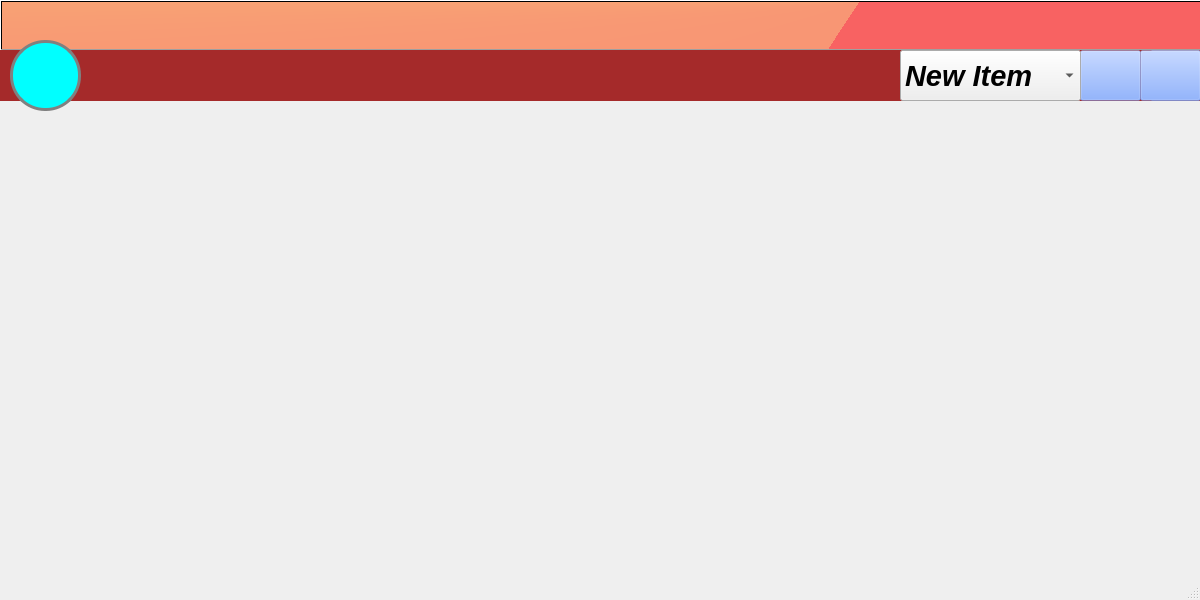
The window that mainwindow.ui (ATG-cmd/ATG-VA) describes before a commit, drawn with Qt 5.
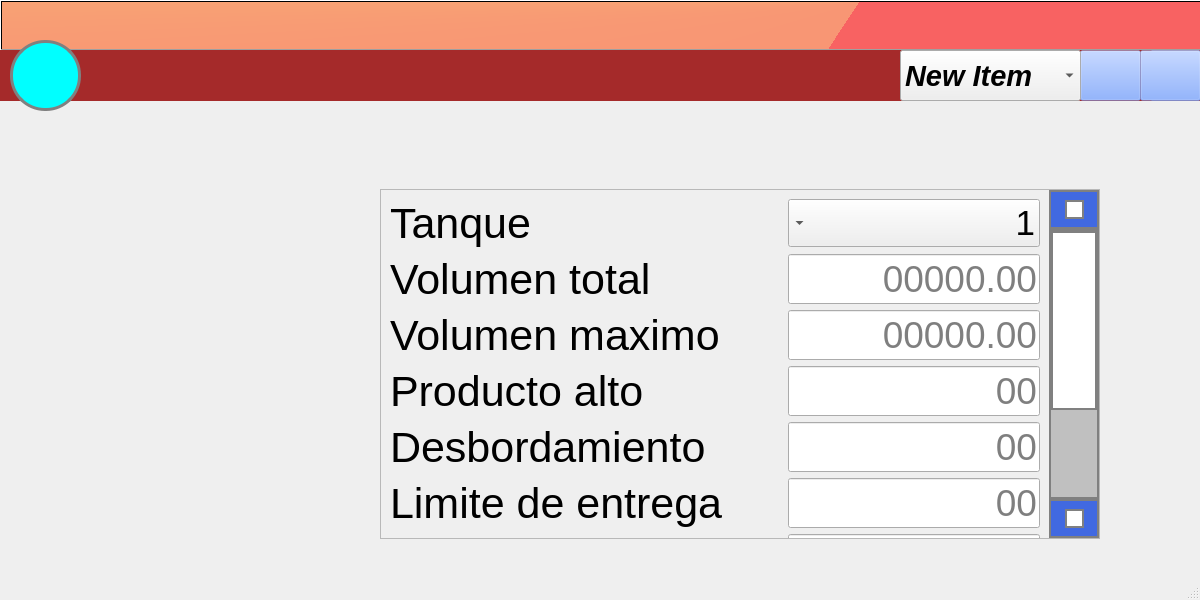
The same window after the commit. The open tabs and pages were chosen to show the change. Icons and pictures are not drawn.

Commit message: agregando el panel de limites

```diff
--- a/mainwindow.ui
+++ b/mainwindow.ui
@@ -2326,7 +2326,386 @@
       </property>
      </widget>
     </widget>
-    <widget class="QWidget" name="LimitesTank"/>
+    <widget class="QWidget" name="LimitesTank">
+     <widget class="QScrollArea" name="scrollArea">
+      <property name="geometry">
+       <rect>
+        <x>380</x>
+        <y>90</y>
+        <width>720</width>
+        <height>350</height>
+       </rect>
+      </property>
+      <property name="styleSheet">
+       <string notr="true">QScrollBar:vertical {      
+     border: 2px solid grey;   
+     background: #c0c0c0;
+     width: 50px;
+     margin: 39px 0 39px 0;  
+     
+ }
+ QScrollBar::handle:vertical {
+	 border: 2px solid grey;
+     background: white;
+     min-height: 38px;
+ }
+ QScrollBar::add-line:vertical {
+     border: 2px solid grey;
+     background: royalblue;
+     height: 35px;
+     subcontrol-position: bottom;
+     subcontrol-origin: margin;
+
+
+ }
+
+ QScrollBar::sub-line:vertical {
+ border: 2px solid grey;
+     background: royalblue;
+     height: 35px;
+     subcontrol-position: top;
+     subcontrol-origin: margin;
+ }
+ QScrollBar::up-arrow:vertical, QScrollBar::down-arrow:vertical {
+     border: 2px solid grey;
+     width: 15px;
+     height: 15px;
+     background: white;
+  
+    
+ }
+
+ QScrollBar::add-page:vertical, QScrollBar::sub-page:vertical {
+     background: none;
+ }</string>
+      </property>
+      <property name="verticalScrollBarPolicy">
+       <enum>Qt::ScrollBarAlwaysOn</enum>
+      </property>
+      <property name="horizontalScrollBarPolicy">
+       <enum>Qt::ScrollBarAlwaysOff</enum>
+      </property>
+      <property name="widgetResizable">
+       <bool>true</bool>
+      </property>
+      <widget class="QWidget" name="scrollAreaWidgetContents">
+       <property name="geometry">
+        <rect>
+         <x>0</x>
+         <y>-186</y>
+         <width>668</width>
+         <height>534</height>
+        </rect>
+       </property>
+       <layout class="QGridLayout" name="gridLayout_2">
+        <item row="0" column="0">
+         <widget class="QLabel" name="label_16">
+          <property name="font">
+           <font>
+            <pointsize>32</pointsize>
+           </font>
+          </property>
+          <property name="text">
+           <string>Tanque</string>
+          </property>
+         </widget>
+        </item>
+        <item row="0" column="1">
+         <widget class="QComboBox" name="Combo_taque_limites">
+          <property name="font">
+           <font>
+            <pointsize>26</pointsize>
+           </font>
+          </property>
+          <property name="layoutDirection">
+           <enum>Qt::RightToLeft</enum>
+          </property>
+          <item>
+           <property name="text">
+            <string>1</string>
+           </property>
+          </item>
+          <item>
+           <property name="text">
+            <string>2</string>
+           </property>
+          </item>
+          <item>
+           <property name="text">
+            <string>3</string>
+           </property>
+          </item>
+          <item>
+           <property name="text">
+            <string>4</string>
+           </property>
+          </item>
+          <item>
+           <property name="text">
+            <string>5</string>
+           </property>
+          </item>
+          <item>
+           <property name="text">
+            <string>6</string>
+           </property>
+          </item>
+          <item>
+           <property name="text">
+            <string>7</string>
+           </property>
+          </item>
+          <item>
+           <property name="text">
+            <string>8</string>
+           </property>
+          </item>
+         </widget>
+        </item>
+        <item row="1" column="0">
+         <widget class="QLabel" name="label_19">
+          <property name="font">
+           <font>
+            <pointsize>32</pointsize>
+           </font>
+          </property>
+          <property name="text">
+           <string>Volumen total</string>
+          </property>
+         </widget>
+        </item>
+        <item row="1" column="1">
+         <widget class="QLineEdit" name="Line_volumen_total">
+          <property name="font">
+           <font>
+            <pointsize>28</pointsize>
+           </font>
+          </property>
+          <property name="text">
+           <string/>
+          </property>
+          <property name="alignment">
+           <set>Qt::AlignRight|Qt::AlignTrailing|Qt::AlignVCenter</set>
+          </property>
+          <property name="placeholderText">
+           <string>00000.00</string>
+          </property>
+         </widget>
+        </item>
+        <item row="2" column="0">
+         <widget class="QLabel" name="label_21">
+          <property name="font">
+           <font>
+            <pointsize>32</pointsize>
+           </font>
+          </property>
+          <property name="text">
+           <string>Volumen maximo</string>
+          </property>
+         </widget>
+        </item>
+        <item row="2" column="1">
+         <widget class="QLineEdit" name="Line_volumen_maximo">
+          <property name="font">
+           <font>
+            <pointsize>28</pointsize>
+           </font>
+          </property>
+          <property name="text">
+           <string/>
+          </property>
+          <property name="alignment">
+           <set>Qt::AlignRight|Qt::AlignTrailing|Qt::AlignVCenter</set>
+          </property>
+          <property name="placeholderText">
+           <string>00000.00</string>
+          </property>
+         </widget>
+        </item>
+        <item row="3" column="0">
+         <widget class="QLabel" name="label_17">
+          <property name="font">
+           <font>
+            <pointsize>32</pointsize>
+           </font>
+          </property>
+          <property name="text">
+           <string>Producto alto</string>
+          </property>
+         </widget>
+        </item>
+        <item row="3" column="1">
+         <widget class="QLineEdit" name="Line_producto_alto">
+          <property name="font">
+           <font>
+            <pointsize>28</pointsize>
+           </font>
+          </property>
+          <property name="text">
+           <string/>
+          </property>
+          <property name="alignment">
+           <set>Qt::AlignRight|Qt::AlignTrailing|Qt::AlignVCenter</set>
+          </property>
+          <property name="placeholderText">
+           <string>00</string>
+          </property>
+         </widget>
+        </item>
+        <item row="4" column="0">
+         <widget class="QLabel" name="label_22">
+          <property name="font">
+           <font>
+            <pointsize>32</pointsize>
+           </font>
+          </property>
+          <property name="text">
+           <string>Desbordamiento</string>
+          </property>
+         </widget>
+        </item>
+        <item row="4" column="1">
+         <widget class="QLineEdit" name="Line_desbordamiento">
+          <property name="font">
+           <font>
+            <pointsize>28</pointsize>
+           </font>
+          </property>
+          <property name="text">
+           <string/>
+          </property>
+          <property name="alignment">
+           <set>Qt::AlignRight|Qt::AlignTrailing|Qt::AlignVCenter</set>
+          </property>
+          <property name="placeholderText">
+           <string>00</string>
+          </property>
+         </widget>
+        </item>
+        <item row="5" column="0">
+         <widget class="QLabel" name="label_18">
+          <property name="font">
+           <font>
+            <pointsize>32</pointsize>
+           </font>
+          </property>
+          <property name="text">
+           <string>Limite de entrega</string>
+          </property>
+         </widget>
+        </item>
+        <item row="5" column="1">
+         <widget class="QLineEdit" name="Line_limite_entrega">
+          <property name="font">
+           <font>
+            <pointsize>28</pointsize>
+           </font>
+          </property>
+          <property name="text">
+           <string/>
+          </property>
+          <property name="alignment">
+           <set>Qt::AlignRight|Qt::AlignTrailing|Qt::AlignVCenter</set>
+          </property>
+          <property name="placeholderText">
+           <string>00</string>
+          </property>
+         </widget>
+        </item>
+        <item row="6" column="0">
+         <widget class="QLabel" name="label_24">
+          <property name="font">
+           <font>
+            <pointsize>32</pointsize>
+           </font>
+          </property>
+          <property name="text">
+           <string>Producto bajo</string>
+          </property>
+         </widget>
+        </item>
+        <item row="6" column="1">
+         <widget class="QLineEdit" name="Line_producto_bajo">
+          <property name="font">
+           <font>
+            <pointsize>28</pointsize>
+           </font>
+          </property>
+          <property name="text">
+           <string/>
+          </property>
+          <property name="alignment">
+           <set>Qt::AlignRight|Qt::AlignTrailing|Qt::AlignVCenter</set>
+          </property>
+          <property name="placeholderText">
+           <string>00000.00</string>
+          </property>
+         </widget>
+        </item>
+        <item row="7" column="0">
+         <widget class="QLabel" name="label_23">
+          <property name="font">
+           <font>
+            <pointsize>32</pointsize>
+           </font>
+          </property>
+          <property name="text">
+           <string>Alarma agua alta</string>
+          </property>
+         </widget>
+        </item>
+        <item row="7" column="1">
+         <widget class="QLineEdit" name="Line_alarma_agua">
+          <property name="font">
+           <font>
+            <pointsize>28</pointsize>
+           </font>
+          </property>
+          <property name="text">
+           <string/>
+          </property>
+          <property name="alignment">
+           <set>Qt::AlignRight|Qt::AlignTrailing|Qt::AlignVCenter</set>
+          </property>
+          <property name="placeholderText">
+           <string>000.00</string>
+          </property>
+         </widget>
+        </item>
+        <item row="8" column="0">
+         <widget class="QLabel" name="label_25">
+          <property name="font">
+           <font>
+            <pointsize>32</pointsize>
+           </font>
+          </property>
+          <property name="text">
+           <string>Advertecia agua alta</string>
+          </property>
+         </widget>
+        </item>
+        <item row="8" column="1">
+         <widget class="QLineEdit" name="Line_advertencia_agua">
+          <property name="font">
+           <font>
+            <pointsize>28</pointsize>
+           </font>
+          </property>
+          <property name="text">
+           <string/>
+          </property>
+          <property name="alignment">
+           <set>Qt::AlignRight|Qt::AlignTrailing|Qt::AlignVCenter</set>
+          </property>
+          <property name="placeholderText">
+           <string>000.00</string>
+          </property>
+         </widget>
+        </item>
+       </layout>
+      </widget>
+     </widget>
+    </widget>
    </widget>
    <widget class="QLabel" name="Lab_Titulo">
     <property name="geometry">
```
Left out of the diff: 32 changed lines with no effect on the pictures.
